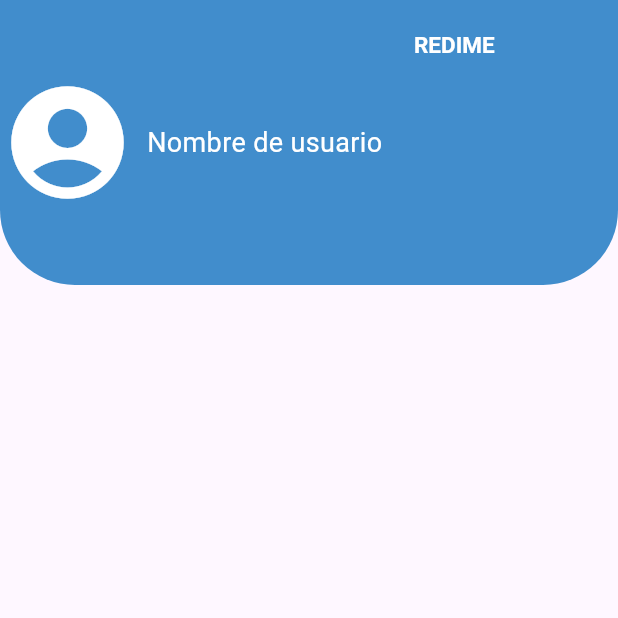
After one commit to danniebravo/REDIME, a Flutter app: the HomeView screen opened by its route, on a phone screen of 412 x 824 dp, the top half of it. The commit adds this screen. Run offline on Flutter 3.47's test engine with Material 3 defaults, Android fonts, the phone set to English and light mode, and no system bars; accounts and stored records are empty; network calls fail.

Commit message:
home_view

```diff
--- a/lib/main.dart
+++ b/lib/main.dart
@@ -1,7 +1,9 @@
 import 'package:flutter/material.dart';
 import 'package:provider/provider.dart';
+
 import 'views/login_view.dart';
 import 'views/register_view.dart';
+import 'views/home_view.dart';
 
 import 'viewmodels/login_viewmodel.dart';
 import 'viewmodels/RegisterUser_viewmodel.dart';
@@ -28,10 +30,12 @@ class MyApp extends StatelessWidget {
       routes: {
         '/register': (context) => RegisterView(),
         '/login': (context) => LoginView(),
+        '/home': (context) => HomeView(),
+
       },
 
       debugShowCheckedModeBanner: false, // opcional, quita el banner de debug
-      title: 'LOGIN REDIME',
+      title: 'APP REDIME',
       theme: ThemeData(primarySwatch: Colors.blue),
     );
   }
--- /dev/null
+++ b/lib/views/home_view.dart
@@ -0,0 +1,55 @@
+import 'package:flutter/material.dart';
+import 'package:provider/provider.dart';
+
+import 'package:flutter/gestures.dart';
+
+class HomeView extends StatelessWidget {
+  @override
+  Widget build(BuildContext context){
+
+    return Scaffold(
+      appBar:AppBar(
+       leadingWidth: 260,
+       leading: Row(
+        mainAxisSize: MainAxisSize.min,
+        children: [
+          Icon(Icons.account_circle, color: Colors.white  , size: 90.0,),
+          SizedBox(width: 8),
+          Text(
+        'Nombre de usuario',
+        style: TextStyle(color: Colors.white, fontSize: 18),
+      ),
+        ],
+       ),
+
+
+        title: Padding(
+        padding: const EdgeInsets.only(bottom: 130), // empuja el texto hacia arriba
+        child: Text('REDIME'),
+  ),
+        toolbarHeight: 190,
+        backgroundColor: const Color.fromARGB(255, 65, 141, 204),
+        shape: RoundedRectangleBorder(
+          borderRadius: BorderRadius.vertical(
+            bottom: Radius.circular(50)
+          )
+        ),
+
+        automaticallyImplyLeading: false,
+        centerTitle: true,
+        titleTextStyle: TextStyle(
+          fontSize: 15,
+          fontWeight: FontWeight.bold,
+          color: const Color.fromARGB(255, 255, 255, 255),
+        ),
+
+      ),
+
+
+
+
+
+    );
+  }
+
+}
```
